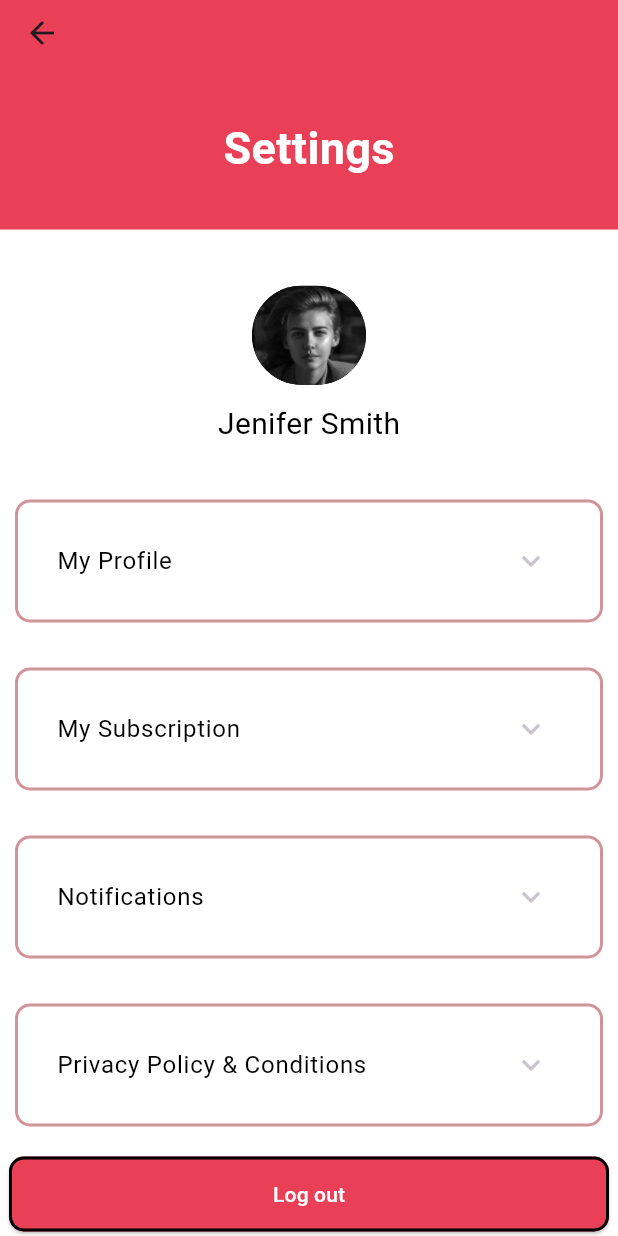
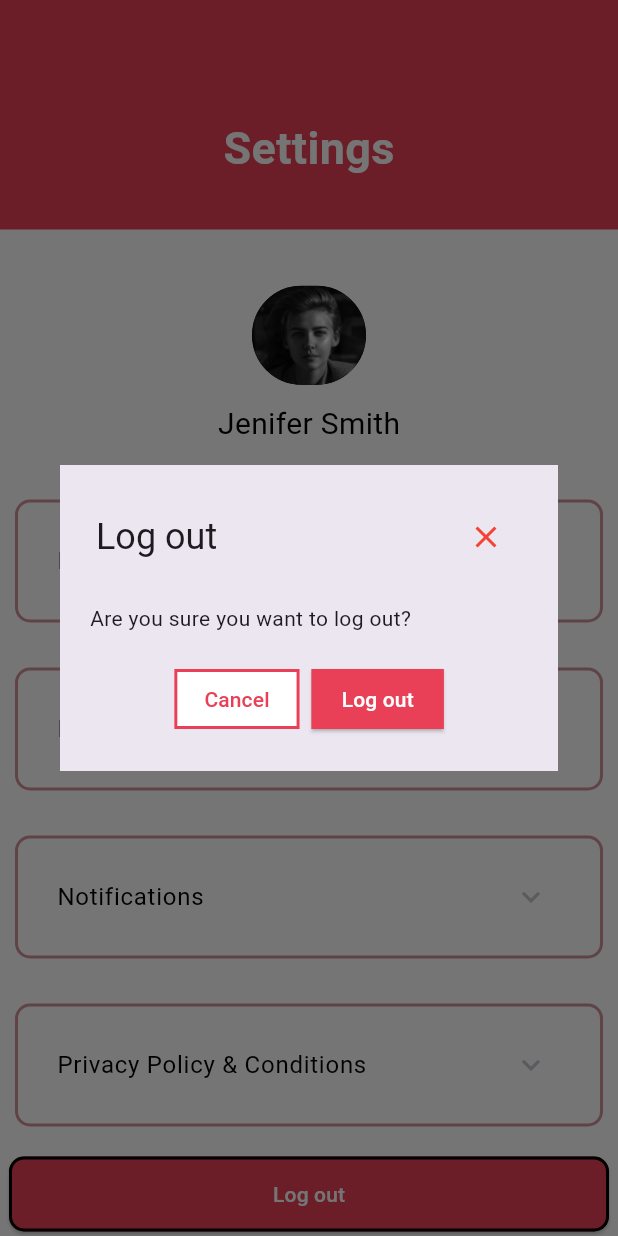
Before and after one commit to SibomanaEdouard/dnl_project, a Flutter app: the SettingMain screen opened directly, after a tap on "Log out", on a phone screen of 412 x 824 dp. Run offline on Flutter 3.47's test engine with Material 3 defaults, Android fonts, the light colour scheme and no system bars; our stand-ins replace flutter_svg, google_fonts, image_picker, intl_phone_field; missing offline and left inert: pay, zego_uikit_prebuilt_call.

Commit message:
removing conflicts

```diff
--- a/lib/main.dart
+++ b/lib/main.dart
@@ -26,13 +26,8 @@ class MyApp extends StatelessWidget {
       // home: WelcomePage(),
       //  home: MessagePage(),
       // home:ChatScreen(),
-      // home:SubscriptionPage(),
-
-      home: Payment(),
-
-      // home: NotificationPage(),
-      // home: PrivacyPage(),
-
+      home:SettingMain(),
+      // home:PrivacyPage(),
       // Optional: Remove the debug banner
       debugShowCheckedModeBanner: false,
     );
--- a/lib/pages/settingFlow/setting_main.dart
+++ b/lib/pages/settingFlow/setting_main.dart
@@ -17,12 +17,10 @@ class SettingMain extends StatelessWidget {
   @override
   Widget build(BuildContext context) {
     return Scaffold(
-      backgroundColor:  const Color(0xFFE94057),
-
+      backgroundColor: const Color(0xFFE94057),
       appBar: AppBar(
         toolbarHeight: 44,
-        backgroundColor:  const Color(0xFFE94057),
-
+        backgroundColor: const Color(0xFFE94057),
         elevation: 0,
       ),
       body: SingleChildScrollView(
@@ -112,14 +110,15 @@ class SettingMain extends StatelessWidget {
                   ]),
                   SizedBox(height: 10),
                   SizedBox(
-                    width: 400, // Set the width to match input field width
-                    height: 50, // Set the height to match input field height
+                    width: 400,
+                    height: 50,
                     child: ElevatedButton(
                       onPressed: () {
-                        // Handle "Logout" button press
+                        // Handle "Logout" button press by showing the confirmation dialog
+                        _showLogoutConfirmationDialog(context);
                       },
                       style: ButtonStyle(
-                        backgroundColor: MaterialStateProperty.all<Color>( const Color(0xFFE94057)),
+                        backgroundColor: MaterialStateProperty.all<Color>(const Color(0xFFE94057)),
                         shape: MaterialStateProperty.all<RoundedRectangleBorder>(
                           RoundedRectangleBorder(
                             borderRadius: BorderRadius.circular(10.0),
@@ -156,7 +155,7 @@ class SettingMain extends StatelessWidget {
         padding: const EdgeInsets.all(10.0),
         decoration: BoxDecoration(
           border: Border.all(
-          color: const Color(0xFFD1939B),
+            color: const Color(0xFFD1939B),
             width: 2.0,
           ),
           borderRadius: BorderRadius.circular(10.0),
@@ -202,4 +201,96 @@ class SettingMain extends StatelessWidget {
       ),
     );
   }
+
+  void _showLogoutConfirmationDialog(BuildContext context) {
+  showDialog(
+    context: context,
+    builder: (BuildContext context) {
+      return AlertDialog(
+        title: Row(
+          mainAxisAlignment: MainAxisAlignment.spaceBetween,
+          children: [
+            Text("Log out"),
+            IconButton(
+              icon: Icon(Icons.close, color: Colors.red),
+              onPressed: () {
+                // Close button pressed, close the dialog
+                Navigator.of(context).pop();
+              },
+            ),
+          ],
+        ),
+        content: Container(
+          width: 300, // Adjust the width as needed
+          child: Text("Are you sure you want to log out?"),
+        ),
+        contentPadding: EdgeInsets.all(20.0), // Adjust padding as needed
+        shape: RoundedRectangleBorder(
+          borderRadius: BorderRadius.zero,
+        ),
+        actions: [
+          SizedBox(width: 8.0), // Add spacing between close icon and buttons
+          Row(
+            mainAxisAlignment: MainAxisAlignment.center,
+            children: [
+              TextButton(
+                onPressed: () {
+                  // Cancel button pressed, close the dialog
+                  Navigator.of(context).pop();
+                },
+                style: ButtonStyle(
+                  backgroundColor: MaterialStateProperty.all<Color>(Colors.white),
+                  shape: MaterialStateProperty.all<OutlinedBorder>(
+                    RoundedRectangleBorder(
+                      borderRadius: BorderRadius.zero,
+                      side: BorderSide(color: const Color(0xFFE94057), width: 2.0),
+                    ),
+                  ),
+                  padding: MaterialStateProperty.all<EdgeInsetsGeometry>(
+                    EdgeInsets.symmetric(horizontal: 20.0, vertical: 10.0),
+                  ),
+                ),
+                child: Text(
+                  "Cancel",
+                  style: TextStyle(
+                    color: const Color(0xFFE94057),
+                  ),
+                ),
+              ),
+              SizedBox(width: 8.0), // Add spacing between buttons
+              ElevatedButton(
+                onPressed: () {
+                  // Logout button pressed, navigate to the home page
+                  Navigator.of(context).pop(); // Close the dialog
+                  // Navigate to the home page (Replace it with your actual home page route)
+                  Navigator.pushReplacementNamed(context, '/home');
+                },
+                style: ButtonStyle(
+                  backgroundColor: MaterialStateProperty.all<Color>(const Color(0xFFE94057)),
+                  shape: MaterialStateProperty.all<OutlinedBorder>(
+                    RoundedRectangleBorder(
+                      borderRadius: BorderRadius.zero,
+                      side: BorderSide(color: const Color(0xFFE94057), width: 2.0),
+                    ),
+                  ),
+                  padding: MaterialStateProperty.all<EdgeInsetsGeometry>(
+                    EdgeInsets.symmetric(horizontal: 20.0, vertical: 10.0),
+                  ),
+                ),
+                child: Text(
+                  "Log out",
+                  style: TextStyle(
+                    color: Colors.white,
+                  ),
+                ),
+              ),
+            ],
+          ),
+        ],
+      );
+    },
+  );
 }
+
+
+}
```
